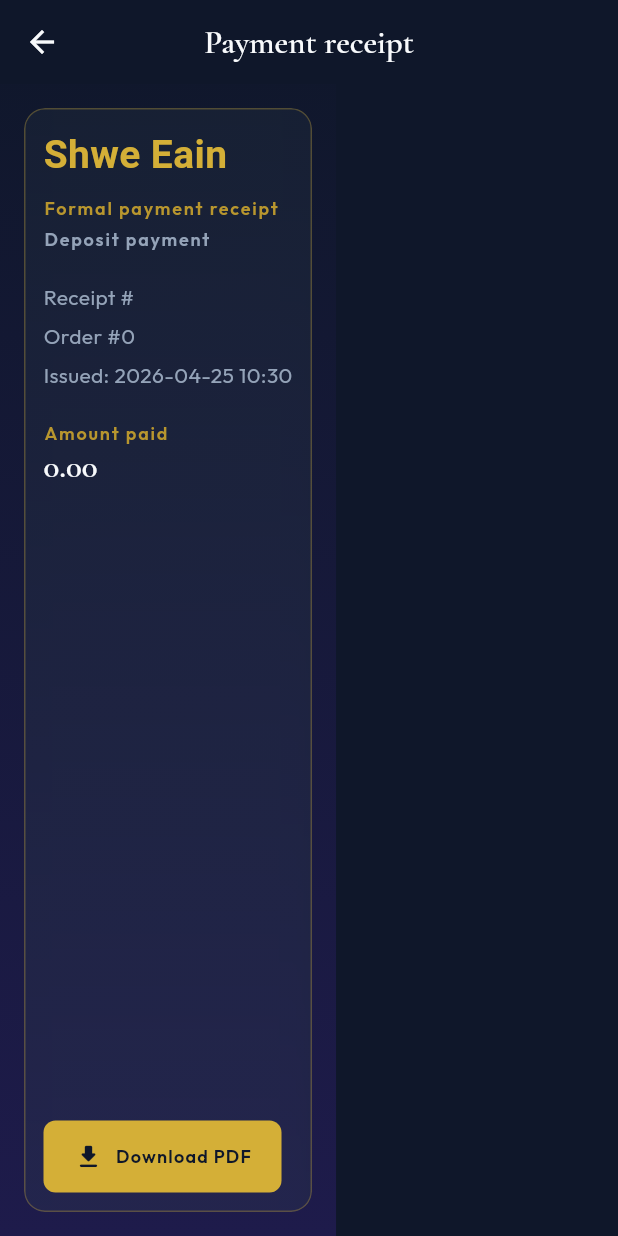
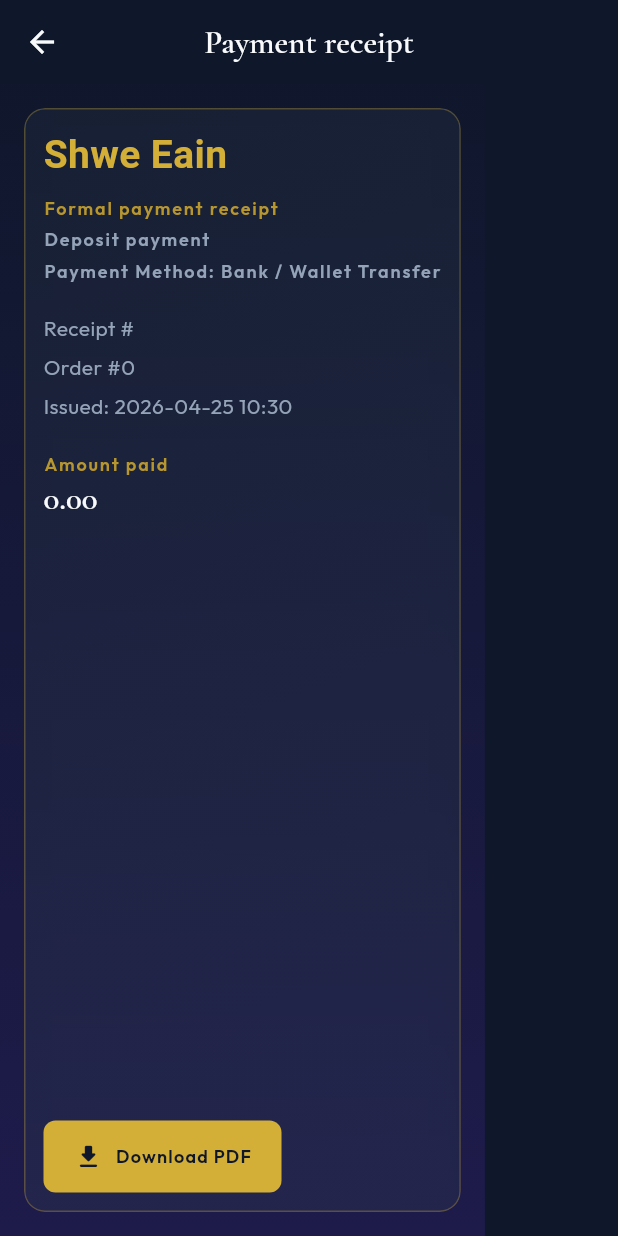
Before and after one commit to PyiTheimKyaw/Shwe-Eain-Jewelry-Hub, a Flutter app: the ReceiptDetailScreen screen opened directly with empty values, on a phone screen of 412 x 824 dp. Run offline on Flutter 3.47's test engine with Material 3 defaults, Android fonts, the phone set to English and light mode, and no system bars; our stand-ins replace cached_network_image, cloud_firestore, firebase_auth, firebase_core, firebase_messaging, flutter_secure_storage and 4 more; accounts and stored records are empty.

Commit message:
updated payment status

```diff
--- a/frontend/lib/features/inquiries/ui/inquiry_chat_screen.dart
+++ b/frontend/lib/features/inquiries/ui/inquiry_chat_screen.dart
@@ -132,6 +132,9 @@ class _InquiryChatScreenState extends State<InquiryChatScreen> {
       amountMmk: amountMmk,
       currencyCode: 'MMK',
       paymentType: (data['payment_type'] ?? 'deposit').toString(),
+      paymentMethodLabel: (data['payment_method_label'] ?? '').toString().trim().isEmpty
+          ? null
+          : data['payment_method_label'].toString(),
       issuedAt: null,
     );
     Navigator.of(context).push<void>(
@@ -1323,6 +1326,13 @@ class _InquiryChatScreenState extends State<InquiryChatScreen> {
                                     paymentType:
                                         (receipt?['payment_type'] ?? 'deposit')
                                             .toString(),
+                                    paymentMethodLabel: (receipt?['payment_method_label'] ?? '')
+                                            .toString()
+                                            .trim()
+                                            .isEmpty
+                                        ? null
+                                        : receipt?['payment_method_label']
+                                            .toString(),
                                     issuedAt: DateTime.tryParse(
                                       (receipt?['issued_at'] ?? '').toString(),
                                     ),
--- a/frontend/lib/features/orders/ui/receipt_detail_screen.dart
+++ b/frontend/lib/features/orders/ui/receipt_detail_screen.dart
@@ -25,6 +25,14 @@ class ReceiptDetailScreen extends StatefulWidget {
 class _ReceiptDetailScreenState extends State<ReceiptDetailScreen> {
   bool _downloading = false;
   final NumberFormat _money = NumberFormat('#,##0.00');
+
+  String _resolvedPaymentMethod() {
+    final raw = widget.receipt.paymentMethodLabel?.trim();
+    if (raw != null && raw.isNotEmpty) {
+      return raw;
+    }
+    return 'Bank / Wallet Transfer';
+  }
 
   Future<void> _download() async {
     final token = context.read<AuthProvider>().token;
@@ -92,6 +100,11 @@ class _ReceiptDetailScreenState extends State<ReceiptDetailScreen> {
                         : 'Deposit payment',
                     color: AppColors.textSecondary,
                   ),
+                  const SizedBox(height: 4),
+                  PremiumText.caption(
+                    'Payment Method: ${_resolvedPaymentMethod()}',
+                    color: AppColors.textSecondary,
+                  ),
                   const SizedBox(height: 20),
                   PremiumText.body('Receipt #${widget.receipt.receiptNumber}'),
                   const SizedBox(height: 6),
```
Also changed, not shown: frontend/lib/features/inquiries/widgets/concierge_pipeline_stepper.dart (+32 -0 lines), frontend/lib/features/orders/models/payment_receipt.dart (+33 -6 lines), frontend/lib/features/orders/ui/customer_order_timeline_screen.dart (+45 -3 lines), 3 other files.
